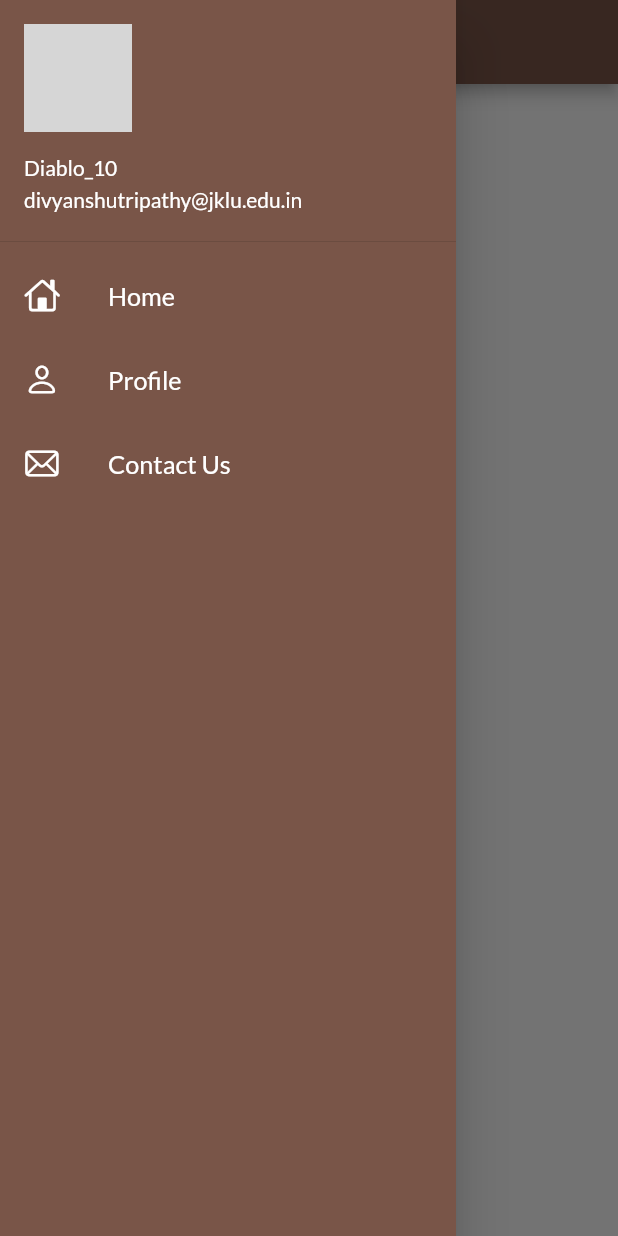
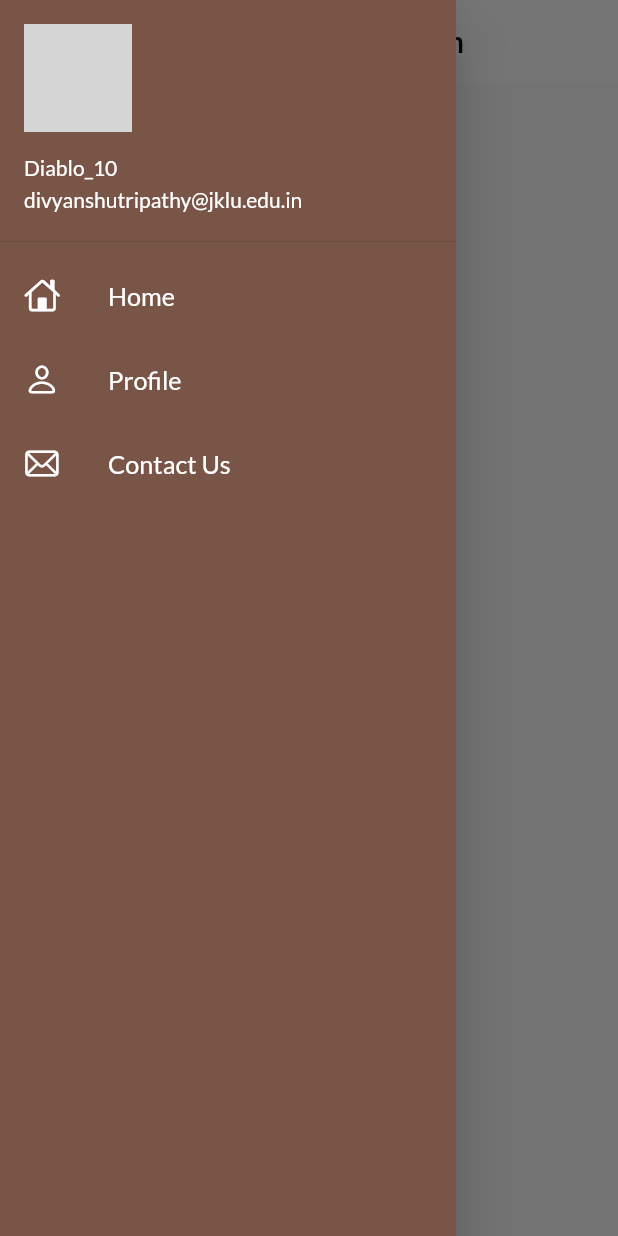
Before and after one commit to divyanshutripathy/flutter_tut, a Flutter app: the screen it shows after launch, with the side drawer open, on a phone screen of 412 x 824 dp. Run offline on Flutter 3.47's test engine with Material 2 defaults, Android fonts, the phone set to English and light mode, and no system bars; our stand-ins replace google_fonts; network calls fail; key blocks and very long unbroken strings in the code were emptied for the run; grey boxes are pictures that could not be loaded.

Commit message:
themes extracted

```diff
--- a/lib/main.dart
+++ b/lib/main.dart
@@ -1,7 +1,7 @@
 import "package:flutter/material.dart";
 import 'package:flutter_tut/pages/homepage.dart';
 import 'package:flutter_tut/pages/login_page.dart';
-import "package:google_fonts/google_fonts.dart";
+import 'package:flutter_tut/widgets/theme.dart';
 
 void main() {
   runApp(const MeraApp());
@@ -15,10 +15,8 @@ class MeraApp extends StatelessWidget {
     // ignore: prefer_const_constructors
     return MaterialApp(
       themeMode: ThemeMode.light,
-      theme: ThemeData(
-          primarySwatch: Colors.brown,
-          fontFamily: GoogleFonts.lato().fontFamily),
-      darkTheme: ThemeData(brightness: Brightness.dark),
+      theme: MyTheme.lightTheme(context),
+      darkTheme: MyTheme.darkTheme(context),
       // Default initial route is "/", but can change it using this:
       initialRoute: "/home",
       routes: {
--- a/lib/pages/homepage.dart
+++ b/lib/pages/homepage.dart
@@ -7,8 +7,8 @@ class HomePage extends StatelessWidget {
   @override
   Widget build(BuildContext context) {
     return Scaffold(
-      appBar: AppBar(title: const Text("Mera Tit le")),
-      body: const Center(child: Text("Beech ka Bandar")),
+      appBar: AppBar(title: const Center(child: Text("Mera Application"))),
+      body: const Text("Beech ka Bandar"),
       drawer: const MyDrawer(),
     );
   }
--- a/lib/widgets/drawer.dart
+++ b/lib/widgets/drawer.dart
@@ -17,8 +17,8 @@ class MyDrawer extends StatelessWidget {
                 padding: EdgeInsets.zero,
                 child: UserAccountsDrawerHeader(
                   margin: EdgeInsets.zero,
-                  accountName: Text("Diablo_10"),
-                  accountEmail: Text("divyanshutripathy@jklu.edu.in"),
+                  accountName: const Text("Diablo_10"),
+                  accountEmail: const Text("divyanshutripathy@jklu.edu.in"),
                   currentAccountPicture: CircleAvatar(
                     backgroundImage: NetworkImage(imageURL),
                   ),
--- /dev/null
+++ b/lib/widgets/theme.dart
@@ -0,0 +1,22 @@
+import "package:flutter/material.dart";
+// ignore: depend_on_referenced_packages
+import "package:google_fonts/google_fonts.dart";
+
+class MyTheme {
+  static lightTheme(BuildContext context) {
+    return ThemeData(
+        primarySwatch: Colors.brown,
+        fontFamily: GoogleFonts.lato().fontFamily,
+        appBarTheme: const AppBarTheme(
+            color: Colors.white,
+            elevation: 0.0,
+            iconTheme: IconThemeData(color: Colors.black),
+            titleTextStyle: TextStyle(
+                color: Colors.black,
+                fontWeight: FontWeight.w500,
+                fontSize: 20)));
+  }
+
+  static darkTheme(BuildContext context) =>
+      ThemeData(brightness: Brightness.dark);
+}
```
